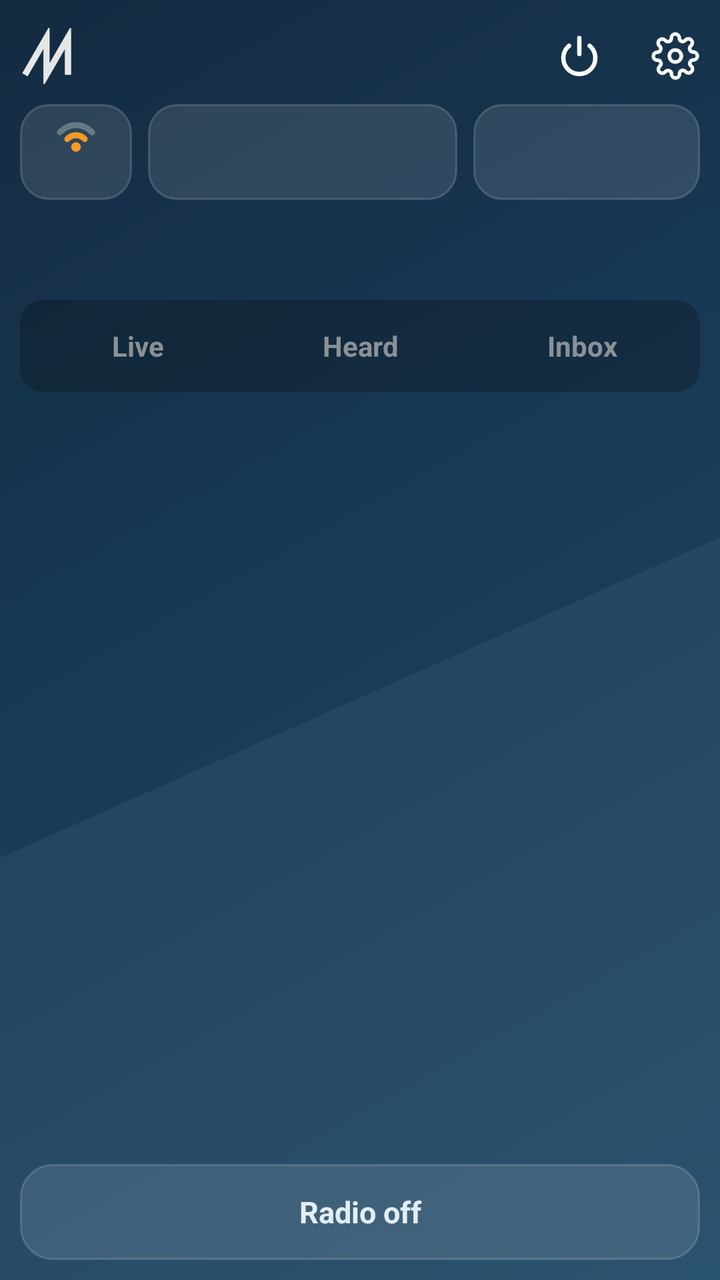
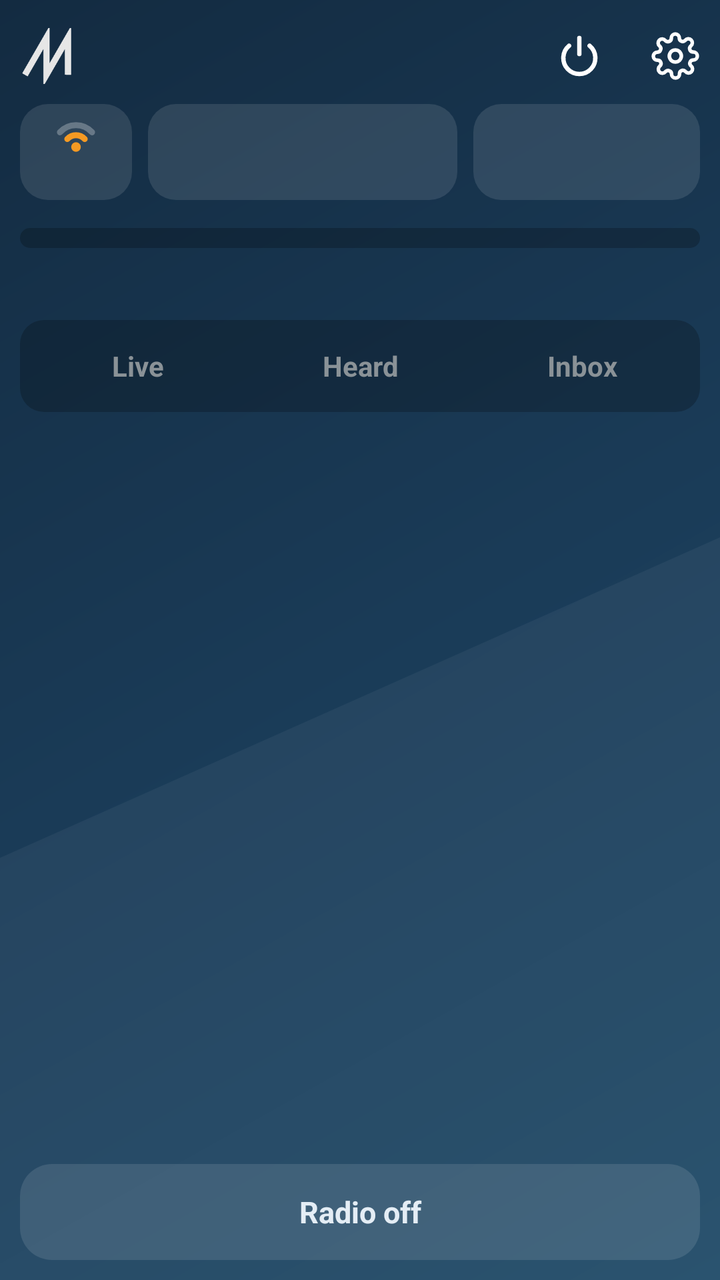

Two renders of the same Android screen: before a commit and after it. Below are the layout's source before the change and the commit's diff.
<!-- AndroidManifest.xml: application theme AppTheme -->
<!-- res/layout/main.xml -->
<?xml version="1.0" encoding="utf-8"?>
<LinearLayout xmlns:android="http://schemas.android.com/apk/res/android"
    android:layout_width="match_parent" android:layout_height="match_parent"
    android:orientation="vertical" android:paddingLeft="10dp" android:paddingRight="10dp" android:paddingTop="4dp">

    <LinearLayout android:id="@+id/header" android:layout_width="match_parent" android:layout_height="48dp"
        android:orientation="horizontal" android:gravity="center_vertical">
        <ImageView android:layout_width="28dp" android:layout_height="28dp" android:src="@drawable/logo" android:contentDescription="@string/m17" />
        <TextView android:id="@+id/status" android:layout_width="0dp" android:layout_weight="1" android:layout_height="wrap_content"
            android:paddingLeft="8dp" android:textColor="@color/text3" android:textSize="11.5sp" android:maxLines="2"
            android:includeFontPadding="false" android:lineSpacingMultiplier="0.95" />
        <ImageButton android:id="@+id/power" android:layout_width="48dp" android:layout_height="48dp" android:src="@drawable/ic_power"
            android:background="@drawable/row_bg" android:contentDescription="@string/main_power_desc" />
        
        <ImageButton android:id="@+id/gear" android:layout_width="48dp" android:layout_height="48dp" android:src="@drawable/ic_gear"
            android:layout_marginRight="-12dp" android:background="@drawable/row_bg" android:contentDescription="@string/main_gear_desc" />
    </LinearLayout>

    
    <LinearLayout android:layout_width="match_parent" android:layout_height="wrap_content" android:orientation="horizontal"
        android:gravity="center_vertical" android:paddingBottom="14dp">
        <LinearLayout android:id="@+id/powerBtn" android:layout_width="56dp" android:layout_height="48dp" android:orientation="vertical"
            android:gravity="center" android:background="@drawable/toggle" android:clickable="true" android:focusable="true">
            <ImageView android:id="@+id/powerIcon" android:layout_width="26dp" android:layout_height="16dp" android:src="@drawable/ic_txpower_lo"
                android:importantForAccessibility="no" />
            <TextView android:id="@+id/powerText" android:layout_width="wrap_content" android:layout_height="wrap_content" android:layout_marginTop="2dp"
                android:textColor="@color/white" android:textStyle="bold" android:textSize="10sp" android:importantForAccessibility="no" />
        </LinearLayout>
        <TextView android:id="@+id/modeBtn" android:layout_width="0dp" android:layout_weight="1.37" android:layout_height="48dp"
            android:layout_marginLeft="8dp" android:background="@drawable/toggle" android:gravity="center"
            android:textColor="@color/white" android:textStyle="bold" android:textSize="15sp" />
        <TextView android:id="@+id/memBtn" android:layout_width="0dp" android:layout_weight="1" android:layout_height="48dp"
            android:layout_marginLeft="8dp" android:background="@drawable/toggle" android:gravity="center"
            android:textColor="@color/white" android:textStyle="bold" android:textSize="15sp" />
    </LinearLayout>

    <FrameLayout android:id="@+id/freqHolder" android:layout_width="match_parent" android:layout_height="wrap_content"
        android:layout_marginBottom="6dp" android:background="@drawable/seg_bg" android:paddingLeft="4dp" android:paddingRight="4dp" />

    <LinearLayout android:layout_width="match_parent" android:layout_height="30dp" android:orientation="horizontal"
        android:gravity="center_vertical" android:paddingLeft="4dp">
        <View android:id="@+id/sigBar" android:layout_width="3dp" android:layout_height="14dp" />
        <TextView android:id="@+id/sigText" android:layout_width="0dp" android:layout_weight="1" android:layout_height="wrap_content"
            android:paddingLeft="8dp" android:textColor="@color/text3" android:textSize="12sp" android:singleLine="true" android:ellipsize="end" />
    </LinearLayout>

    <LinearLayout android:layout_width="match_parent" android:layout_height="wrap_content" android:orientation="horizontal"
        android:background="@drawable/seg_bg" android:padding="3dp">
        <TextView android:id="@+id/tabLive" android:layout_width="0dp" android:layout_weight="1" android:layout_height="40dp"
            android:gravity="center" android:textStyle="bold" android:textSize="14sp" android:text="@string/main_tablive" />
        <TextView android:id="@+id/tabHeard" android:layout_width="0dp" android:layout_weight="1" android:layout_height="40dp"
            android:gravity="center" android:textStyle="bold" android:textSize="14sp" android:text="@string/main_tabheard" />
        <LinearLayout android:id="@+id/tabInbox" android:layout_width="0dp" android:layout_weight="1" android:layout_height="40dp"
            android:orientation="horizontal" android:gravity="center">
            <TextView android:id="@+id/tabInboxText" android:layout_width="wrap_content" android:layout_height="wrap_content"
                android:textStyle="bold" android:textSize="14sp" android:text="@string/main_tabinboxtext" />
            <TextView android:id="@+id/inboxBadge" android:layout_width="wrap_content" android:layout_height="18dp" android:minWidth="18dp"
                android:layout_marginLeft="6dp" android:background="@drawable/badge" android:gravity="center" android:paddingLeft="5dp" android:paddingRight="5dp"
                android:textColor="@color/on_orange" android:textSize="11sp" android:textStyle="bold" android:visibility="gone" />
        </LinearLayout>
    </LinearLayout>

    <FrameLayout android:layout_width="match_parent" android:layout_height="0dp" android:layout_weight="1" android:paddingTop="8dp">
        <ScrollView android:id="@+id/panelLive" android:layout_width="match_parent" android:layout_height="match_parent">
            <LinearLayout android:id="@+id/liveBox" android:layout_width="match_parent" android:layout_height="wrap_content" android:orientation="vertical" />
        </ScrollView>
        <LinearLayout android:id="@+id/panelHeard" android:layout_width="match_parent" android:layout_height="match_parent" android:orientation="vertical" android:visibility="gone">
            <ScrollView android:layout_width="match_parent" android:layout_height="0dp" android:layout_weight="1">
                <LinearLayout android:id="@+id/heardList" android:layout_width="match_parent" android:layout_height="wrap_content" android:orientation="vertical"
                    android:background="@drawable/card" />
            </ScrollView>
            <LinearLayout android:layout_width="match_parent" android:layout_height="wrap_content" android:orientation="horizontal" android:paddingTop="6dp" android:gravity="right">
                <Button android:id="@+id/heardClear" android:layout_width="wrap_content" android:layout_height="44dp" android:minWidth="88dp" android:minHeight="0dp"
                    android:background="@drawable/btn" android:textColor="@color/white" android:textStyle="bold" android:textAllCaps="false" android:text="@string/main_heardclear" />
            </LinearLayout>
        </LinearLayout>
        <LinearLayout android:id="@+id/panelInbox" android:layout_width="match_parent" android:layout_height="match_parent" android:orientation="vertical" android:visibility="gone">
            <ScrollView android:layout_width="match_parent" android:layout_height="0dp" android:layout_weight="1">
                <LinearLayout android:id="@+id/inboxList" android:layout_width="match_parent" android:layout_height="wrap_content" android:orientation="vertical" />
            </ScrollView>
            <LinearLayout android:layout_width="match_parent" android:layout_height="wrap_content" android:orientation="horizontal" android:paddingTop="6dp">
                <Button android:id="@+id/smsNew" android:layout_width="0dp" android:layout_weight="1" android:layout_height="44dp" android:minHeight="0dp" android:background="@drawable/btn_primary"
                    android:textColor="@color/on_orange" android:textStyle="bold" android:textAllCaps="false" android:text="@string/main_smsnew" />
                <Button android:id="@+id/smsClear" android:layout_width="wrap_content" android:layout_height="44dp" android:minWidth="88dp" android:minHeight="0dp"
                    android:layout_marginLeft="8dp" android:background="@drawable/btn" android:textColor="@color/white" android:textStyle="bold"
                    android:textAllCaps="false" android:text="@string/main_heardclear" />
            </LinearLayout>
        </LinearLayout>
    </FrameLayout>

    <TextView android:id="@+id/txBar" android:layout_width="match_parent" android:layout_height="48dp" android:layout_marginTop="8dp"
        android:layout_marginBottom="10dp" android:gravity="center" android:textStyle="bold" android:textSize="15sp"
        android:background="@drawable/card" android:textColor="@color/text2" android:text="@string/main_txbar" />
</LinearLayout>
<!-- resources referenced by this layout -->
<resources>
  <color name="on_orange">#1B1206</color>
  <color name="text2">#E4EDF5</color>
  <color name="text3">#D3E0EB</color>
  <color name="white">#FFFFFF</color>
  <!-- drawable badge (drawable) -->
  <?xml version="1.0" encoding="utf-8"?>
  <shape xmlns:android="http://schemas.android.com/apk/res/android"><corners android:radius="4dp" /><solid android:color="@color/orange" /></shape>
  <!-- drawable btn (drawable) -->
  <?xml version="1.0" encoding="utf-8"?>
  <selector xmlns:android="http://schemas.android.com/apk/res/android">
      <item android:state_pressed="true"><shape><corners android:radius="10dp" /><solid android:color="#40FFFFFF" /><stroke android:width="1dp" android:color="#4DFFFFFF" /></shape></item>
      <item android:state_enabled="false"><shape><corners android:radius="10dp" /><solid android:color="#00FFFFFF" /><stroke android:width="1dp" android:color="#1AFFFFFF" android:dashWidth="4dp" android:dashGap="3dp" /></shape></item>
      <item><shape><corners android:radius="10dp" /><solid android:color="#1AFFFFFF" /><stroke android:width="1dp" android:color="#38FFFFFF" /></shape></item>
  </selector>
  <!-- drawable btn_primary (drawable) -->
  <?xml version="1.0" encoding="utf-8"?>
  <selector xmlns:android="http://schemas.android.com/apk/res/android">
      <item android:state_pressed="true"><shape><corners android:radius="10dp" /><solid android:color="#D9831A" /></shape></item>
      <item><shape><corners android:radius="10dp" /><solid android:color="@color/orange" /></shape></item>
  </selector>
  <!-- drawable card (drawable) -->
  <?xml version="1.0" encoding="utf-8"?>
  <shape xmlns:android="http://schemas.android.com/apk/res/android">
      <corners android:radius="16dp" /><solid android:color="#1CFFFFFF" /><stroke android:width="1dp" android:color="#29FFFFFF" />
  </shape>
  <!-- drawable row_bg (drawable) -->
  <?xml version="1.0" encoding="utf-8"?>
  <selector xmlns:android="http://schemas.android.com/apk/res/android">
      <item android:state_pressed="true"><color android:color="#1FFFFFFF" /></item>
      <item><color android:color="#00000000" /></item>
  </selector>
  <!-- drawable seg_bg (drawable) -->
  <?xml version="1.0" encoding="utf-8"?>
  <shape xmlns:android="http://schemas.android.com/apk/res/android"><corners android:radius="12dp" /><solid android:color="#38000000" /></shape>
  <!-- drawable toggle (drawable) -->
  <?xml version="1.0" encoding="utf-8"?>
  <selector xmlns:android="http://schemas.android.com/apk/res/android">
      <item android:state_pressed="true"><shape><corners android:radius="14dp" /><solid android:color="#33FFFFFF" /><stroke android:width="1dp" android:color="#29FFFFFF" /></shape></item>
      <item><shape><corners android:radius="14dp" /><solid android:color="#1CFFFFFF" /><stroke android:width="1dp" android:color="#29FFFFFF" /></shape></item>
  </selector>
  <string name="m17">M17</string>
  <string name="main_gear_desc">Settings</string>
  <string name="main_heardclear">Clear</string>
  <string name="main_power_desc">Start or stop the radio</string>
  <string name="main_smsnew">New SMS</string>
  <string name="main_tabheard">Heard</string>
  <string name="main_tabinboxtext">Inbox</string>
  <string name="main_tablive">Live</string>
  <string name="main_txbar">Radio off</string>
  <color name="orange">#F59A23</color>
  <color name="bg_top">#132B41</color>
  <color name="nav_bar">#1F4A68</color>
  <style name="Dialog" parent="@android:style/Theme.DeviceDefault.Dialog.Alert">
          <item name="android:colorAccent">@color/orange</item>
          <item name="android:colorBackground">@color/bg_mid</item>
          <item name="android:textColorPrimary">@color/white</item>
          <item name="android:textColorSecondary">@color/text3</item>
      </style>
  <color name="bg_mid">#1A3B57</color>
  <color name="bg_bottom">#1F4A68</color>
  <!-- unchanged entries left out for length: 6 -->
</resources>

<!-- the commit's change to res/layout/main.xml (unified diff, before → after) -->
@@ -35,7 +35,8 @@
     </LinearLayout>
 
     <FrameLayout android:id="@+id/freqHolder" android:layout_width="match_parent" android:layout_height="wrap_content"
-        android:layout_marginBottom="6dp" android:background="@drawable/seg_bg" android:paddingLeft="4dp" android:paddingRight="4dp" />
+        android:layout_marginBottom="6dp" android:background="@drawable/seg_bg" android:paddingLeft="4dp" android:paddingRight="4dp"
+        android:paddingTop="6dp" android:paddingBottom="4dp" />
 
     <LinearLayout android:layout_width="match_parent" android:layout_height="30dp" android:orientation="horizontal"
         android:gravity="center_vertical" android:paddingLeft="4dp">
<!-- resource entries referenced after the edit -->
@@ -10,9 +10,9 @@
   <!-- drawable btn (drawable) -->
   <?xml version="1.0" encoding="utf-8"?>
   <selector xmlns:android="http://schemas.android.com/apk/res/android">
-      <item android:state_pressed="true"><shape><corners android:radius="10dp" /><solid android:color="#40FFFFFF" /><stroke android:width="1dp" android:color="#4DFFFFFF" /></shape></item>
-      <item android:state_enabled="false"><shape><corners android:radius="10dp" /><solid android:color="#00FFFFFF" /><stroke android:width="1dp" android:color="#1AFFFFFF" android:dashWidth="4dp" android:dashGap="3dp" /></shape></item>
-      <item><shape><corners android:radius="10dp" /><solid android:color="#1AFFFFFF" /><stroke android:width="1dp" android:color="#38FFFFFF" /></shape></item>
+      <item android:state_pressed="true"><shape><corners android:radius="10dp" /><solid android:color="#40FFFFFF" /></shape></item>
+      <item android:state_enabled="false"><shape><corners android:radius="10dp" /><solid android:color="#00FFFFFF" /></shape></item>
+      <item><shape><corners android:radius="10dp" /><solid android:color="#1AFFFFFF" /></shape></item>
   </selector>
   <!-- drawable btn_primary (drawable) -->
   <?xml version="1.0" encoding="utf-8"?>
@@ -23,7 +23,7 @@
   <!-- drawable card (drawable) -->
   <?xml version="1.0" encoding="utf-8"?>
   <shape xmlns:android="http://schemas.android.com/apk/res/android">
-      <corners android:radius="16dp" /><solid android:color="#1CFFFFFF" /><stroke android:width="1dp" android:color="#29FFFFFF" />
+      <corners android:radius="16dp" /><solid android:color="#1CFFFFFF" />
   </shape>
   <!-- drawable row_bg (drawable) -->
   <?xml version="1.0" encoding="utf-8"?>
@@ -37,8 +37,8 @@
   <!-- drawable toggle (drawable) -->
   <?xml version="1.0" encoding="utf-8"?>
   <selector xmlns:android="http://schemas.android.com/apk/res/android">
-      <item android:state_pressed="true"><shape><corners android:radius="14dp" /><solid android:color="#33FFFFFF" /><stroke android:width="1dp" android:color="#29FFFFFF" /></shape></item>
-      <item><shape><corners android:radius="14dp" /><solid android:color="#1CFFFFFF" /><stroke android:width="1dp" android:color="#29FFFFFF" /></shape></item>
+      <item android:state_pressed="true"><shape><corners android:radius="14dp" /><solid android:color="#33FFFFFF" /></shape></item>
+      <item><shape><corners android:radius="14dp" /><solid android:color="#1CFFFFFF" /></shape></item>
   </selector>
   <string name="m17">M17</string>
   <string name="main_gear_desc">Settings</string>
